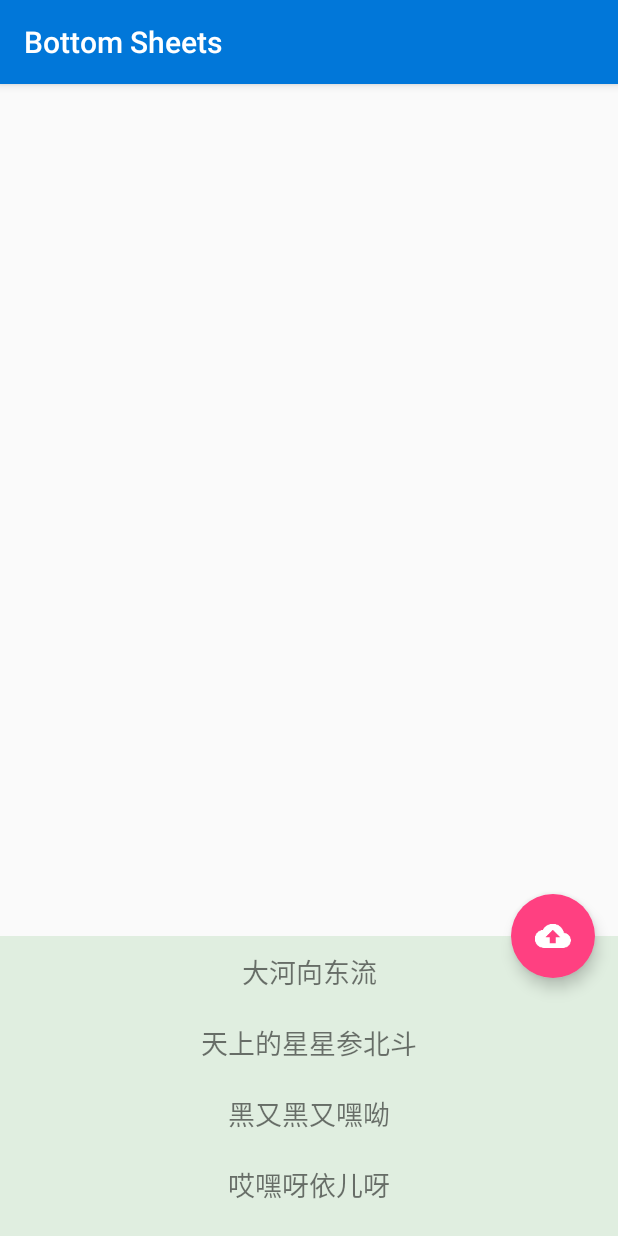
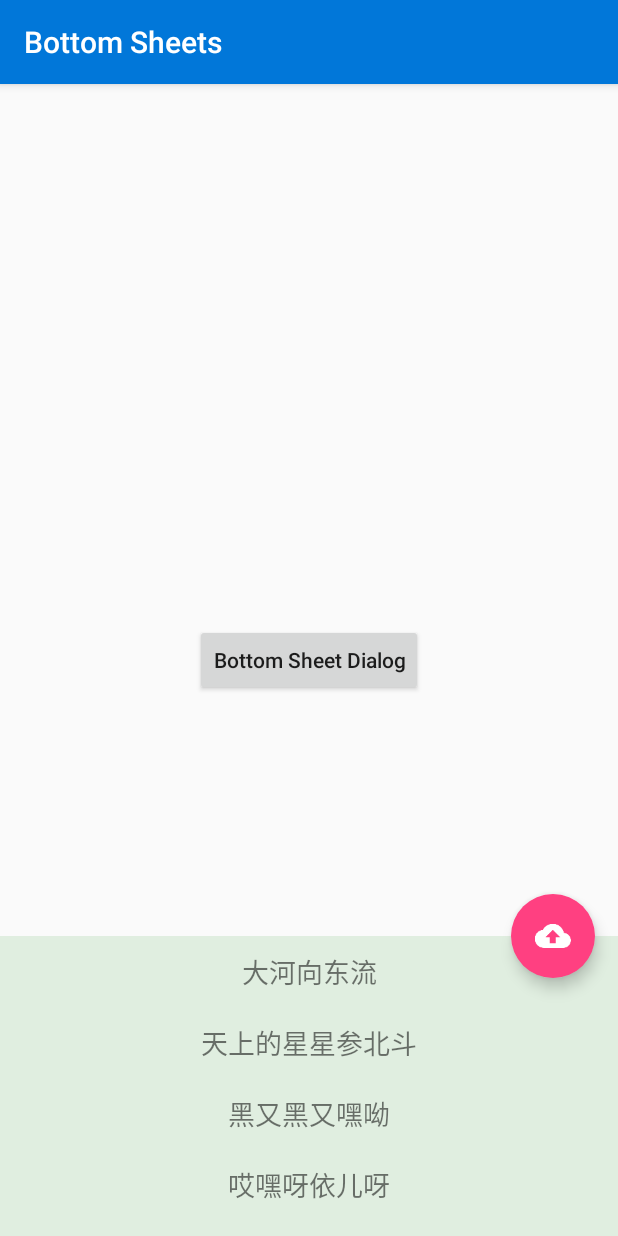
Before and after one commit to crazy1235/SupportLibraryDemo, an Android app: the BottomSheetDemo screen opened directly, with no data from a screen before it, on a phone screen of 412 x 824 dp. Run offline under Robolectric (Android 15) with nearby library versions, the phone set to English and light mode, and no system bars.

Commit message:
update bottom sheet dialog

```diff
--- a/app/build.gradle
+++ b/app/build.gradle
@@ -30,10 +30,11 @@ ext {
 }
 
 dependencies {
-    compile fileTree(include: ['*.jar'], dir: 'libs')
+    compile fileTree(dir: 'libs', include: ['*.jar'])
     testCompile 'junit:junit:4.12'
     compile "com.android.support:appcompat-v7:${supportVersion}"
     compile "com.android.support:design:${supportVersion}"
     compile "com.android.support:customtabs:${supportVersion}"
+    compile "com.android.support:cardview-v7:${supportVersion}"
     compile 'com.jakewharton:butterknife:7.0.1'
 }
--- a/app/src/main/java/com/jacksen/supportlibrarydemo/BottomSheetDemo.java
+++ b/app/src/main/java/com/jacksen/supportlibrarydemo/BottomSheetDemo.java
@@ -2,9 +2,11 @@ package com.jacksen.supportlibrarydemo;
 
 import android.os.Bundle;
 import android.support.design.widget.BottomSheetBehavior;
+import android.support.design.widget.BottomSheetDialog;
 import android.support.v7.app.AppCompatActivity;
 import android.util.Log;
 import android.view.View;
+import android.widget.Button;
 
 /**
  * @author jacksen
@@ -48,5 +50,16 @@ public class BottomSheetDemo extends AppCompatActivity {
             }
         });
 
+
+        Button dialogBtn = (Button) findViewById(R.id.bottom_sheet_dialog_btn);
+        dialogBtn.setOnClickListener(new View.OnClickListener() {
+            @Override
+            public void onClick(View v) {
+                BottomSheetDialog dialog = new BottomSheetDialog(BottomSheetDemo.this);
+                dialog.setContentView(R.layout.bottom_sheet_dialog_layout);
+                dialog.show();
+            }
+        });
+
     }
 }
--- a/app/src/main/res/layout/activity_bottom_sheet_demo.xml
+++ b/app/src/main/res/layout/activity_bottom_sheet_demo.xml
@@ -5,6 +5,20 @@
     android:layout_width="match_parent"
     android:layout_height="match_parent"
     tools:context="com.jacksen.supportlibrarydemo.BottomSheetDemo">
+
+    <RelativeLayout
+        android:layout_width="match_parent"
+        android:layout_height="match_parent">
+
+        <Button
+            android:id="@+id/bottom_sheet_dialog_btn"
+            android:layout_width="wrap_content"
+            android:layout_height="wrap_content"
+            android:layout_centerInParent="true"
+            android:text="@string/bottom_sheet_dialog"
+            android:textAllCaps="false" />
+
+    </RelativeLayout>
 
 
     <RelativeLayout
--- a/app/src/main/res/values/colors.xml
+++ b/app/src/main/res/values/colors.xml
@@ -5,4 +5,7 @@
     <color name="colorAccent">#FF4081</color>
 
     <color name="item_divider">#c7c7c9</color>
+
+    <color name="gray">#a6a9af</color>
+    <color name="color_gray">#f0f0f4</color>
 </resources>
--- a/app/src/main/res/values/strings.xml
+++ b/app/src/main/res/values/strings.xml
@@ -29,13 +29,13 @@
     <string name="label_add_exit_animation">Add Exit Animation</string>
 
     <string name="open_custom_tab">Open Custom Tab</string>
-    <string name="default_url">http://www.baidu.com</string>
-    <!--http://blog.csdn.net/crazy1235-->
+    <string name="default_url">http://blog.csdn.net/crazy1235</string>
 
 
     <!--bottomSheet-->
     <string name="label_bottom_sheet">Bottom Sheets</string>
     <string name="desc_bottom_sheet">底部划出视图</string>
+    <string name="bottom_sheet_dialog">Bottom Sheet Dialog</string>
 
 
     <!--vector drawable-->
```
Also changed, not shown: app/src/main/res/layout/bottom_sheet_dialog_layout.xml (added, +69 -0 lines).
